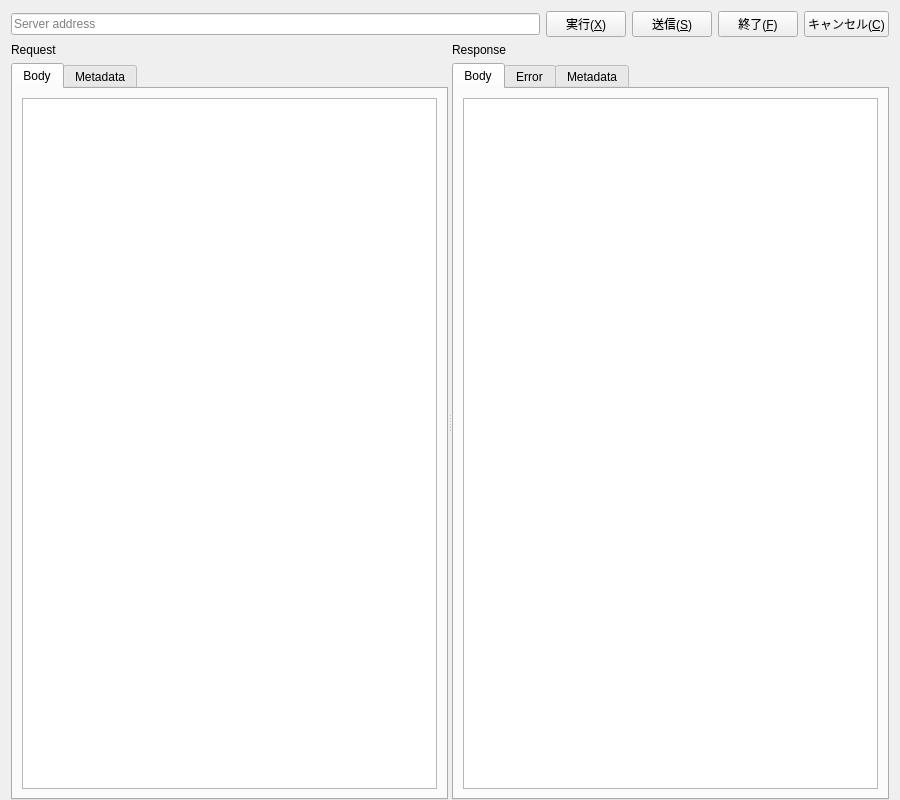
Old version of the form ui/Editor.ui in the repository shibafu528/florarpc.
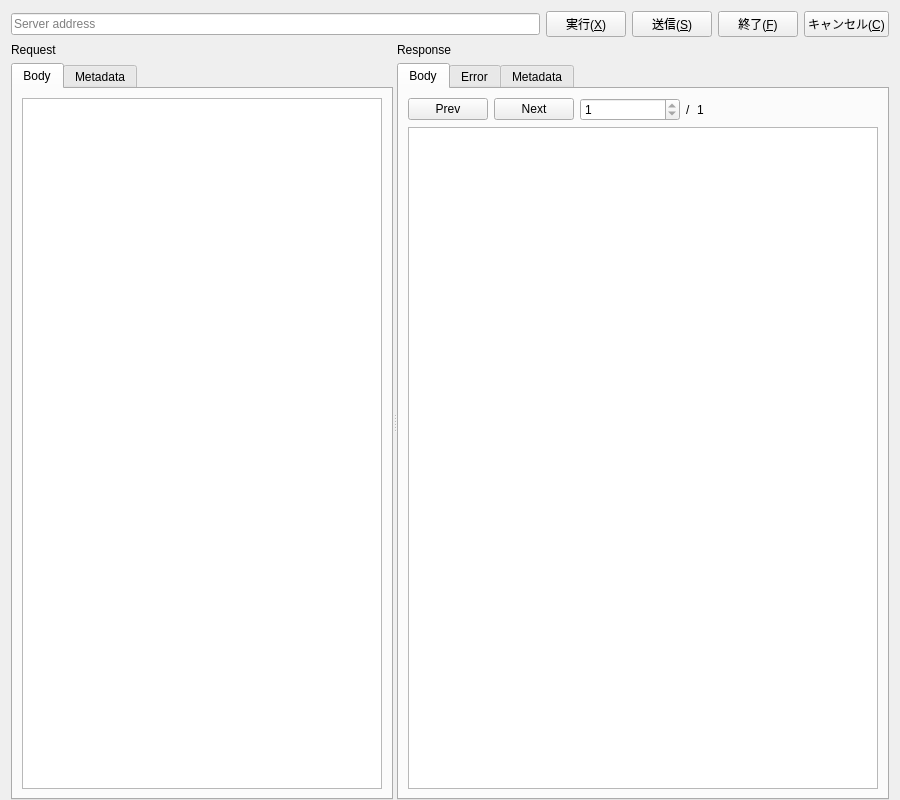
New version of the form. Icons and pictures are not drawn.

Commit message: Server Streamingのレスポンスを表示可能にした

What changed in the file:
```diff
--- a/ui/Editor.ui
+++ b/ui/Editor.ui
@@ -168,6 +168,87 @@
            <string>Body</string>
           </attribute>
           <layout class="QVBoxLayout" name="verticalLayout_2">
+           <item>
+            <widget class="QWidget" name="responseBodyPager" native="true">
+             <layout class="QHBoxLayout" name="horizontalLayout_2">
+              <property name="leftMargin">
+               <number>0</number>
+              </property>
+              <property name="topMargin">
+               <number>0</number>
+              </property>
+              <property name="rightMargin">
+               <number>0</number>
+              </property>
+              <property name="bottomMargin">
+               <number>0</number>
+              </property>
+              <item>
+               <widget class="QPushButton" name="prevResponseBodyButton">
+                <property name="text">
+                 <string>Prev</string>
+                </property>
+                <property name="icon">
+                 <iconset theme="go-previous"/>
+                </property>
+               </widget>
+              </item>
+              <item>
+               <widget class="QPushButton" name="nextResponseBodyButton">
+                <property name="text">
+                 <string>Next</string>
+                </property>
+                <property name="icon">
+                 <iconset theme="go-next"/>
+                </property>
+               </widget>
+              </item>
+              <item>
+               <widget class="QSpinBox" name="responseBodyPageSpin">
+                <property name="minimumSize">
+                 <size>
+                  <width>100</width>
+                  <height>0</height>
+                 </size>
+                </property>
+                <property name="minimum">
+                 <number>1</number>
+                </property>
+                <property name="maximum">
+                 <number>1</number>
+                </property>
+               </widget>
+              </item>
+              <item>
+               <widget class="QLabel" name="label_5">
+                <property name="text">
+                 <string>/</string>
+                </property>
+               </widget>
+              </item>
+              <item>
+               <widget class="QLabel" name="responseBodyMaxPageLabel">
+                <property name="text">
+                 <string>1</string>
+                </property>
+               </widget>
+              </item>
+              <item>
+               <spacer name="horizontalSpacer">
+                <property name="orientation">
+                 <enum>Qt::Horizontal</enum>
+                </property>
+                <property name="sizeHint" stdset="0">
+                 <size>
+                  <width>40</width>
+                  <height>20</height>
+                 </size>
+                </property>
+               </spacer>
+              </item>
+             </layout>
+            </widget>
+           </item>
            <item>
             <widget class="QTextEdit" name="responseEdit">
              <property name="readOnly">
```
Left out of the diff: 9 changed lines with no effect on the pictures. The commit also changes 2 other files.
